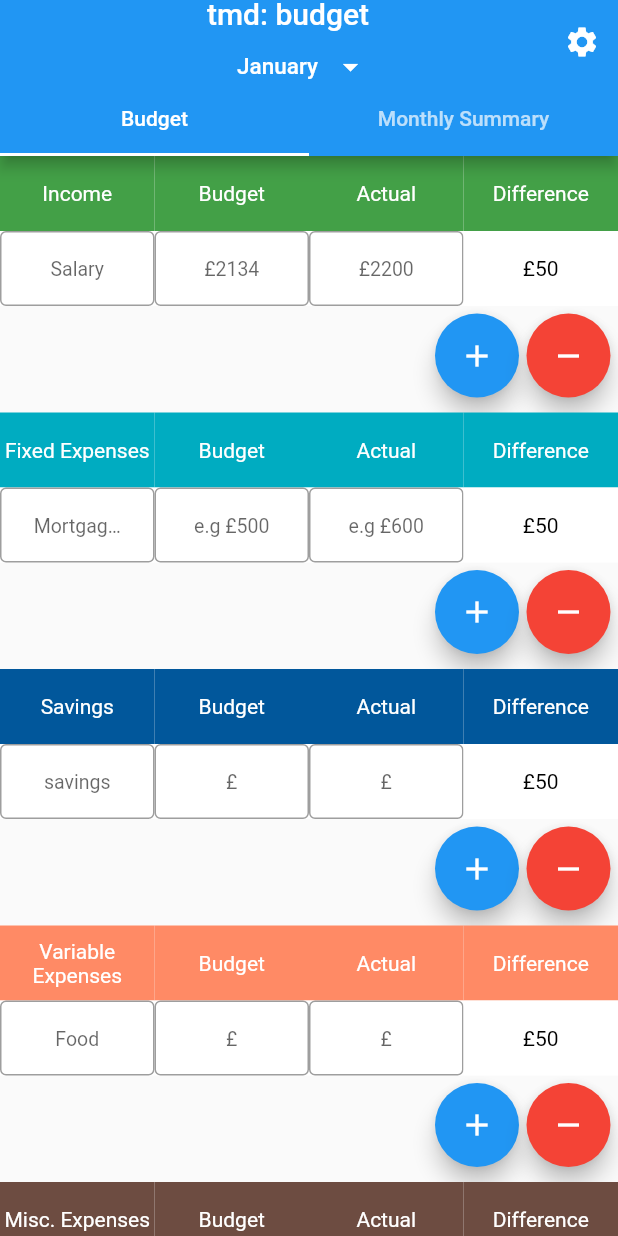
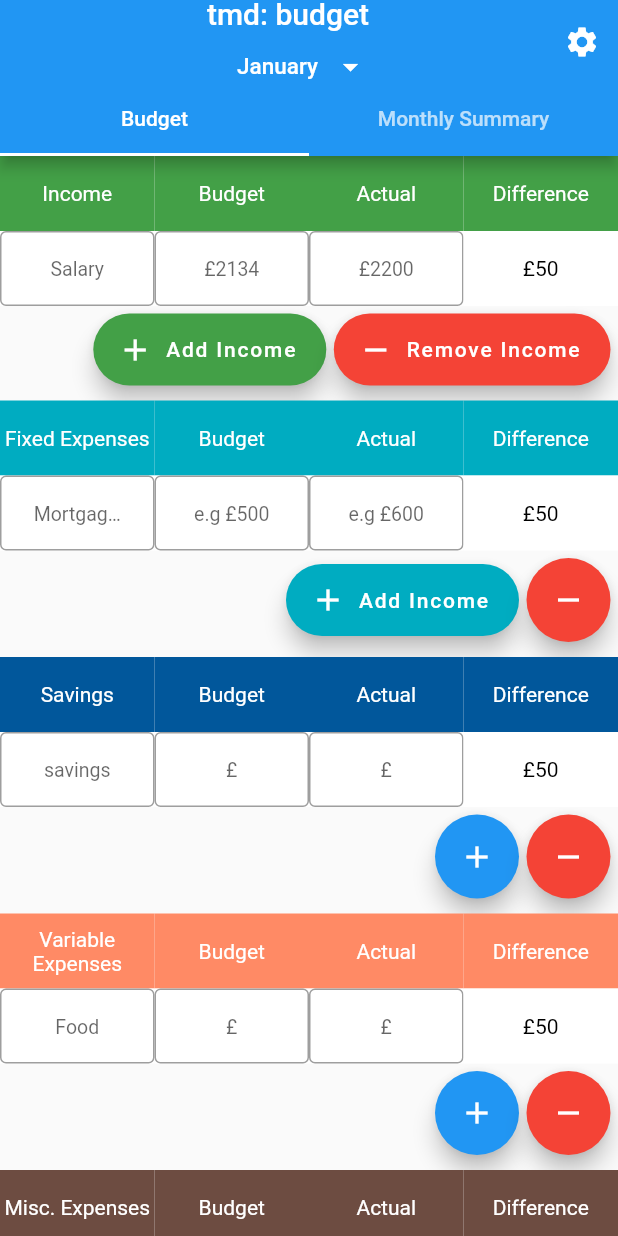
Before and after one commit to RahmsMusti/tmd_finance, a Flutter app: the screen it shows after launch, on a phone screen of 412 x 824 dp. Run offline on Flutter 3.47's test engine with Material 2 defaults, Android fonts, the phone set to English and light mode, and no system bars; generated files the repository leaves out were written again.

Commit message:
Changed buttons for rows

```diff
--- a/lib/src/pages/budget_page_jan.dart
+++ b/lib/src/pages/budget_page_jan.dart
@@ -260,7 +260,7 @@ class _BudgetPageJanState extends State<BudgetPageJan> {
                 Row(
                   mainAxisAlignment: MainAxisAlignment.end,
                   children: [
-                    FloatingActionButton(
+                    FloatingActionButton.extended(
                       onPressed: () {
                         setState(() {
                           incomeList.add(
@@ -268,19 +268,22 @@ class _BudgetPageJanState extends State<BudgetPageJan> {
                           );
                         });
                       },
-                      child: const Icon(Icons.add),
+                      backgroundColor: const Color.fromARGB(255, 67, 160, 71),
+                      label: const Text('Add Income'),
+                      icon: const Icon(Icons.add),
                     ),
                     const SizedBox(
                       width: 5,
                     ),
-                    FloatingActionButton(
+                    FloatingActionButton.extended(
                       backgroundColor: Colors.red,
                       onPressed: () {
                         setState(() {
                           incomeList.removeLast();
                         });
                       },
-                      child: const Icon(Icons.remove),
+                      label: const Text('Remove Income'),
+                      icon: const Icon(Icons.remove),
                     ),
                     const SizedBox(
                       width: 5,
@@ -306,7 +309,7 @@ class _BudgetPageJanState extends State<BudgetPageJan> {
                 Row(
                   mainAxisAlignment: MainAxisAlignment.end,
                   children: [
-                    FloatingActionButton(
+                    FloatingActionButton.extended(
                       onPressed: () {
                         setState(() {
                           fixedExpensesList.add(
@@ -314,7 +317,9 @@ class _BudgetPageJanState extends State<BudgetPageJan> {
                           );
                         });
                       },
-                      child: const Icon(Icons.add),
+                      backgroundColor: const Color.fromARGB(255, 0, 172, 193),
+                      label: const Text('Add Income'),
+                      icon: const Icon(Icons.add),
                     ),
                     const SizedBox(
                       width: 5,
```
